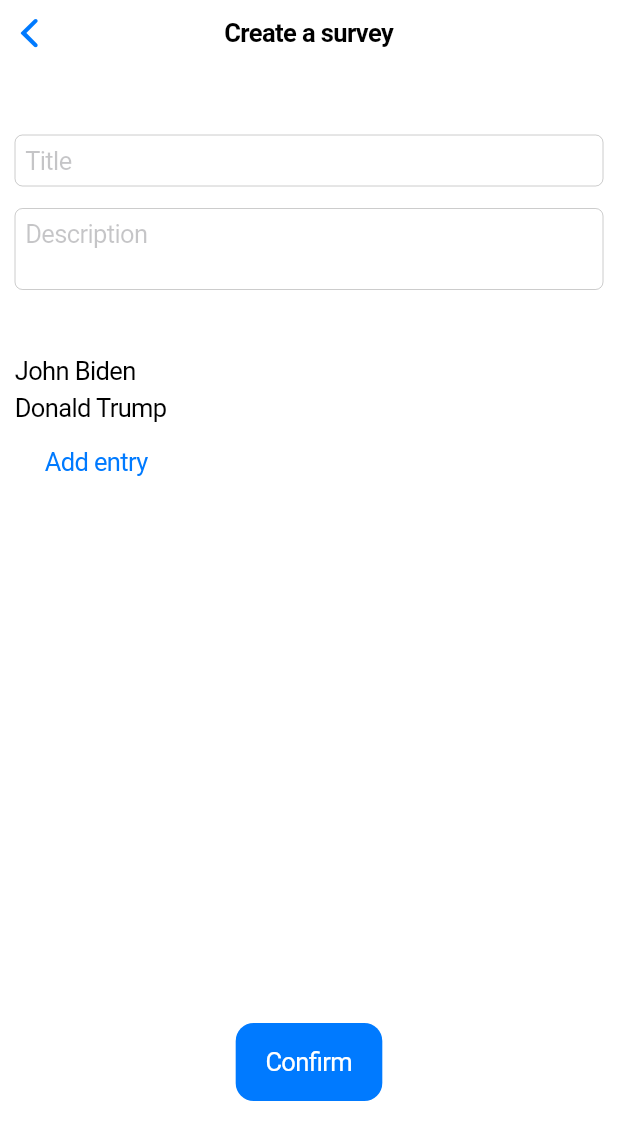
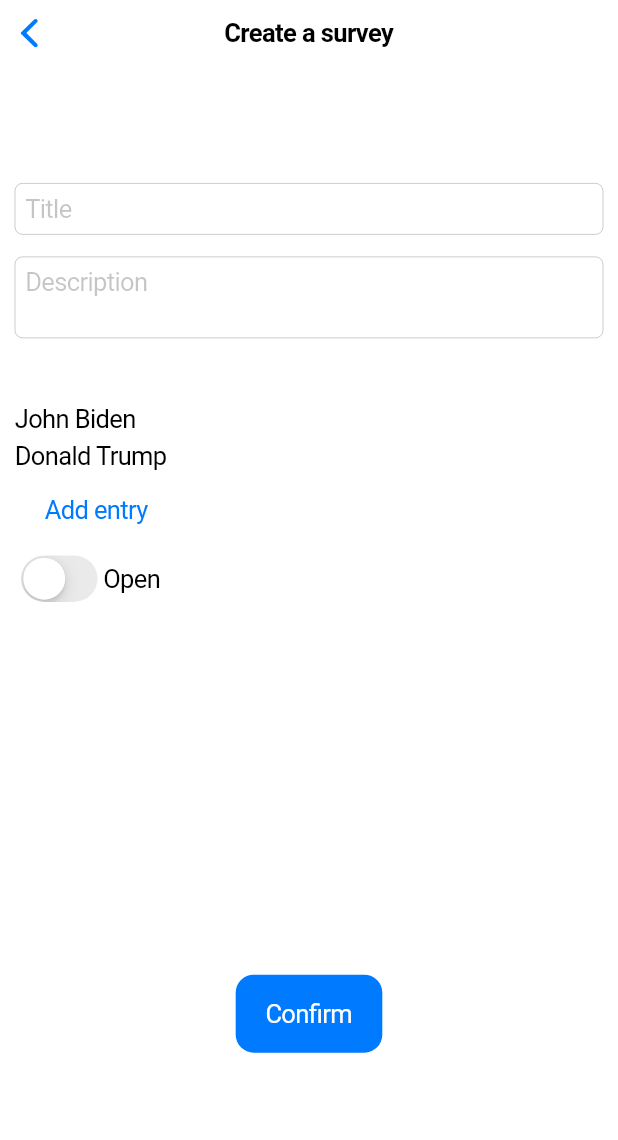
Before and after one commit to qmmk/AWM-Project, a Flutter app: the CreateSurveyPage screen opened directly, on a phone screen of 412 x 824 dp. Shown: the top 1140 px of the screen. Run offline on Flutter 3.47's test engine with Material 2 defaults, Android fonts, the phone set to English and light mode, and no system bars; our stand-ins replace after_layout, flutter_riverpod, flutter_secure_storage, get_it, hooks_riverpod, riverpod and 1 more; accounts and stored records are empty.

Commit message:
Added open slider

```diff
--- a/Client-side/Surveys.MobileApp/surveys/lib/views/sections/create/create_survey_page.dart
+++ b/Client-side/Surveys.MobileApp/surveys/lib/views/sections/create/create_survey_page.dart
@@ -13,6 +13,7 @@ class CreateSurveyPage extends StatefulWidget {
 
 class _CreateSurveyPageState extends State<CreateSurveyPage> {
   Survey _survey;
+  bool _open;
 
   @override
   void initState() {
@@ -20,6 +21,7 @@ class _CreateSurveyPageState extends State<CreateSurveyPage> {
       SurveyDetail(id: 0, surveyId: -1, description: "John Biden"),
       SurveyDetail(id: 1, surveyId: -1, description: "Donald Trump")
     ]);
+    _open = false;
     super.initState();
   }
 
@@ -68,8 +70,7 @@ class _CreateSurveyPageState extends State<CreateSurveyPage> {
                 child: Column(
                   mainAxisAlignment: MainAxisAlignment.spaceAround,
                   children: [
-                    Expanded(
-                      child: Column(
+                    Column(
                       crossAxisAlignment: CrossAxisAlignment.start,
                       children: [
                         Padding(
@@ -85,7 +86,7 @@ class _CreateSurveyPageState extends State<CreateSurveyPage> {
                         ),
                         if (_survey?.details != null) _entryList(),
                         CupertinoButton(
-                              child: Text("Add entry"),
+                            child: Text("Add entry",),
                             onPressed: () {
                               Navigator.of(context)
                                   .pushNamed(Routes.createSurveyEntry)
@@ -99,13 +100,22 @@ class _CreateSurveyPageState extends State<CreateSurveyPage> {
                                   });
                               });
                             }),
+                        Row(
+                          children: [
+                            CupertinoSwitch(
+                                value: _open,
+                                onChanged: (value) {
+                                  setState(() {
+                                    _open = value;
+                                  });
+                                }),
+                            Text("Open")
+                          ],
+                        )
                       ],
                     ),
-                    ),
-                    Flexible(
-                      child: CupertinoButton.filled(
+                    CupertinoButton.filled(
                         child: Text("Confirm"), onPressed: () {}),
-                    ),
                   ],
                 ),
               ),
```
Lines whose indentation alone changed are shown as unchanged.
